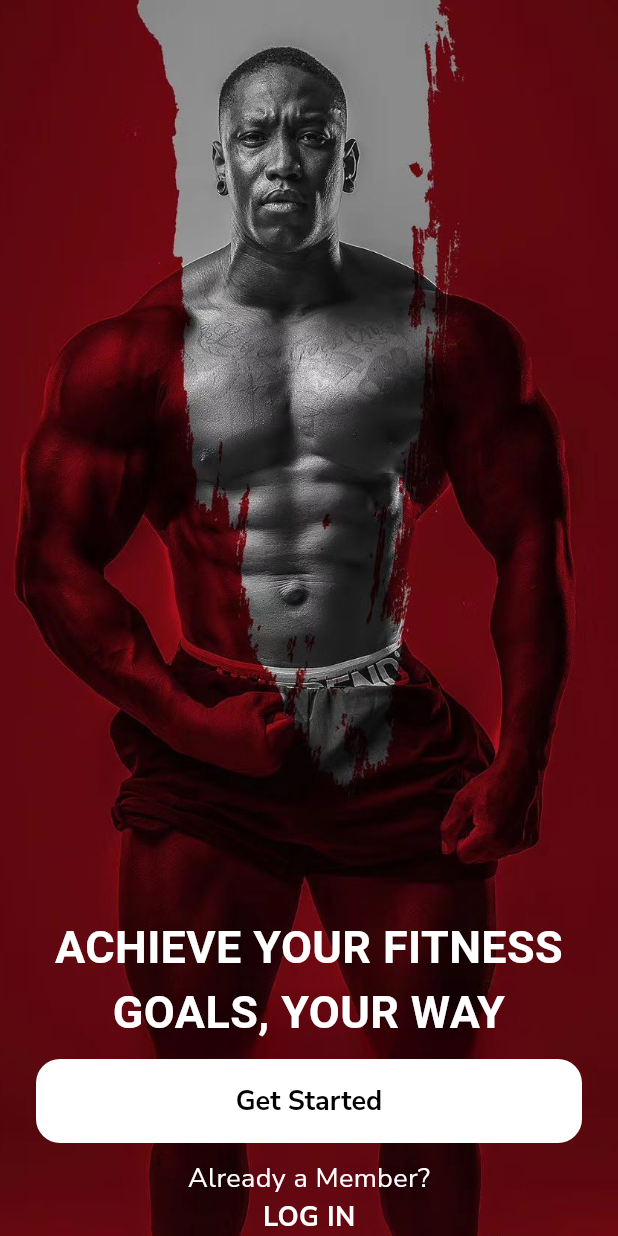
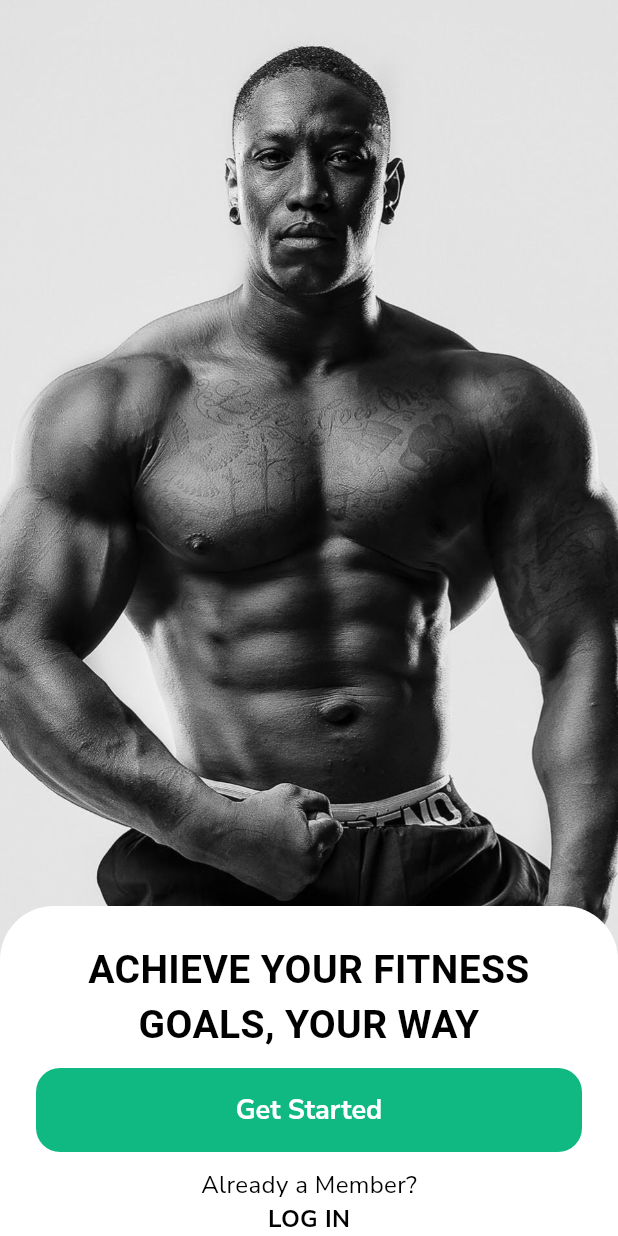
Before and after one commit to mahmoudal99/moctarnutrition, a Flutter app: the screen it shows after launch, on a phone screen of 412 x 824 dp. Run offline on Flutter 3.47's test engine with Material 3 defaults, Android fonts, the phone set to English and light mode, and no system bars; our stand-ins replace cached_network_image, cloud_firestore, firebase_auth, firebase_core, firebase_storage, flutter_dotenv and 9 more; accounts and stored records are empty; project files that could hold a hidden picture were left out.

Commit message:
Update get_started_screen.dart

```diff
--- a/lib/features/onboarding/presentation/screens/get_started_screen.dart
+++ b/lib/features/onboarding/presentation/screens/get_started_screen.dart
@@ -74,75 +74,43 @@ class _GetStartedScreenState extends State<GetStartedScreen> {
         decoration: BoxDecoration(
             image: DecorationImage(
                 image: AssetImage(
-                  "assets/images/muk_one.jpg",
+                  "assets/images/latest.jpg",
                 ),
                 fit: BoxFit.cover)),
+        child: Stack(
+          children: [
+            // Main content can go here if needed
+            // Bottom curved section
+            Align(
+              alignment: Alignment.bottomCenter,
+              child: Container(
+                width: double.infinity,
+                padding: const EdgeInsets.only(top: 24, left: 0, right: 0),
+                decoration: const BoxDecoration(
+                  color: Colors.white,
+                  borderRadius: BorderRadius.only(
+                    topLeft: Radius.circular(36),
+                    topRight: Radius.circular(36),
+                  ),
+                ),
                 child: SafeArea(
+                  top: false,
+                  bottom: true,
+                  child: ConstrainedBox(
+                    constraints: const BoxConstraints(minHeight: 140),
                     child: Column(
-            mainAxisAlignment: MainAxisAlignment.end,
+                      mainAxisSize: MainAxisSize.min,
+                      mainAxisAlignment: MainAxisAlignment.start,
                       children: [
-              // // Skip button
-              // Align(
-              //   alignment: Alignment.topRight,
-              //   child: Padding(
-              //     padding: const EdgeInsets.all(16.0),
-              //     child: TextButton(
-              //       onPressed: () => context.go('/onboarding'),
-              //       child: Text(
-              //         'Skip',
-              //         style: GoogleFonts.nunitoSans(
-              //           fontSize: 16,
-              //           fontWeight: FontWeight.w600,
-              //           color: AppConstants.textSecondary,
-              //         ),
-              //       ),
-              //     ),
-              //   ),
-              // ),
-
-              // Carousel
-              // Expanded(
-              //   child: PageView.builder(
-              //     controller: _pageController,
-              //     onPageChanged: _onPageChanged,
-              //     itemCount: _features.length,
-              //     itemBuilder: (context, index) {
-              //       return _FeatureCardWidget(feature: _features[index]);
-              //     },
-              //   ),
-              // ),
-
-              // Page indicators
-              // Padding(
-              //   padding: const EdgeInsets.symmetric(vertical: 24.0),
-              //   child: Row(
-              //     mainAxisAlignment: MainAxisAlignment.center,
-              //     children: List.generate(_features.length, (index) {
-              //       return AnimatedContainer(
-              //         duration: const Duration(milliseconds: 300),
-              //         margin: const EdgeInsets.symmetric(horizontal: 4),
-              //         width: _currentPage == index ? 24 : 8,
-              //         height: 8,
-              //         decoration: BoxDecoration(
-              //           color: _currentPage == index
-              //               ? AppConstants.primaryColor
-              //               : AppConstants.textTertiary.withOpacity(0.3),
-              //           borderRadius: BorderRadius.circular(4),
-              //         ),
-              //       );
-              //     }),
-              //   ),
-              // ),
                         Text(
                           'ACHIEVE YOUR FITNESS\nGOALS, YOUR WAY',
                           textAlign: TextAlign.center,
                           style: GoogleFonts.leagueSpartan(
-                  fontSize: 30,
+                            fontSize: 26,
                             fontWeight: FontWeight.bold,
-                  color: Colors.white,
+                            color: Colors.black,
                           ),
                         ),
-              // Get Started button
                         Padding(
                           padding: const EdgeInsets.symmetric(horizontal: 24, vertical: 10),
                           child: SizedBox(
@@ -157,8 +125,8 @@ class _GetStartedScreenState extends State<GetStartedScreen> {
                                 }
                               },
                               style: ElevatedButton.styleFrom(
-                      backgroundColor: Colors.white,
-                      foregroundColor: Colors.black,
+                                backgroundColor: AppConstants.primaryColor,
+                                foregroundColor: Colors.white,
                                 elevation: 0,
                                 shape: RoundedRectangleBorder(
                                   borderRadius: BorderRadius.circular(16),
@@ -169,7 +137,7 @@ class _GetStartedScreenState extends State<GetStartedScreen> {
                                 style: GoogleFonts.nunitoSans(
                                   fontSize: 18,
                                   fontWeight: FontWeight.w700,
-                        color: Colors.black,
+                                  color: Colors.white,
                                 ),
                               ),
                             ),
@@ -188,24 +156,29 @@ class _GetStartedScreenState extends State<GetStartedScreen> {
                               Text(
                                 'Already a Member?',
                                 style: GoogleFonts.nunitoSans(
-                      fontSize: 18,
+                                  fontSize: 16,
                                   fontWeight: FontWeight.w400,
-                      color: Colors.white,
+                                  color: Colors.black,
                                 ),
                               ),
                               Text(
                                 'LOG IN',
                                 style: GoogleFonts.nunitoSans(
-                      fontSize: 18,
+                                  fontSize: 16,
                                   fontWeight: FontWeight.w700,
-                      color: Colors.white,
+                                  color: Colors.black,
                                 ),
                               ),
                             ],
                           ),
-              )
+                        ),
                       ],
                     ),
+                  ),
+                ),
+              ),
+            ),
+          ],
         ),
       ),
     );
```
Also changed, not shown: assets/images/latest.jpg (added). Lines whose indentation alone changed are shown as unchanged.
